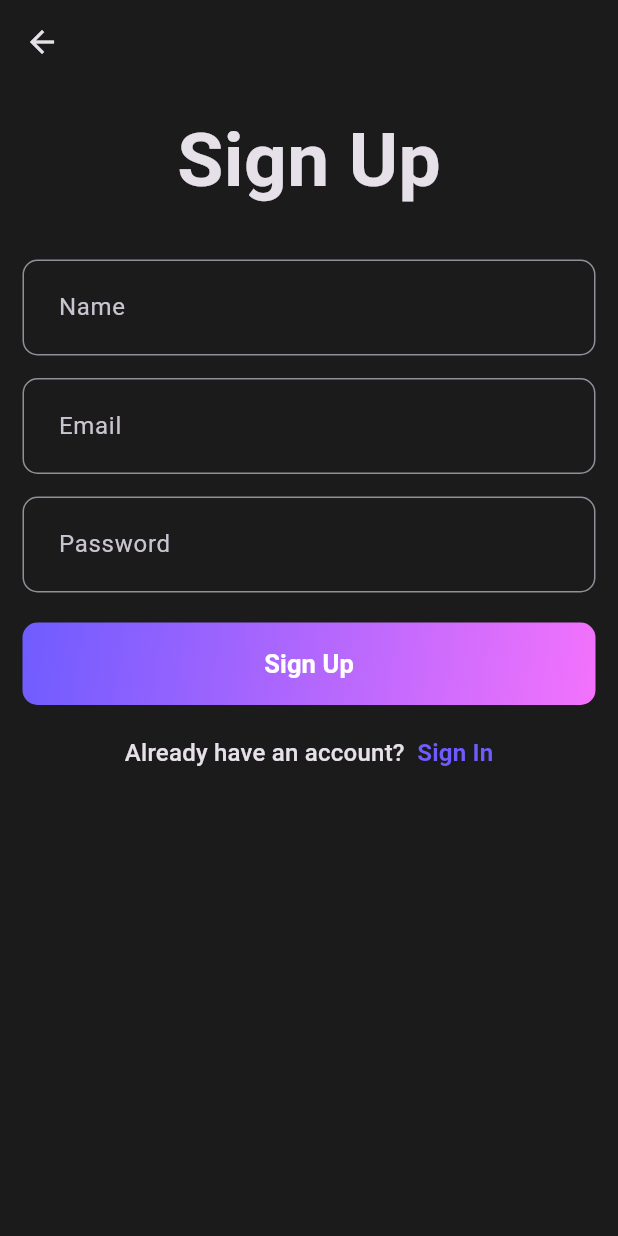
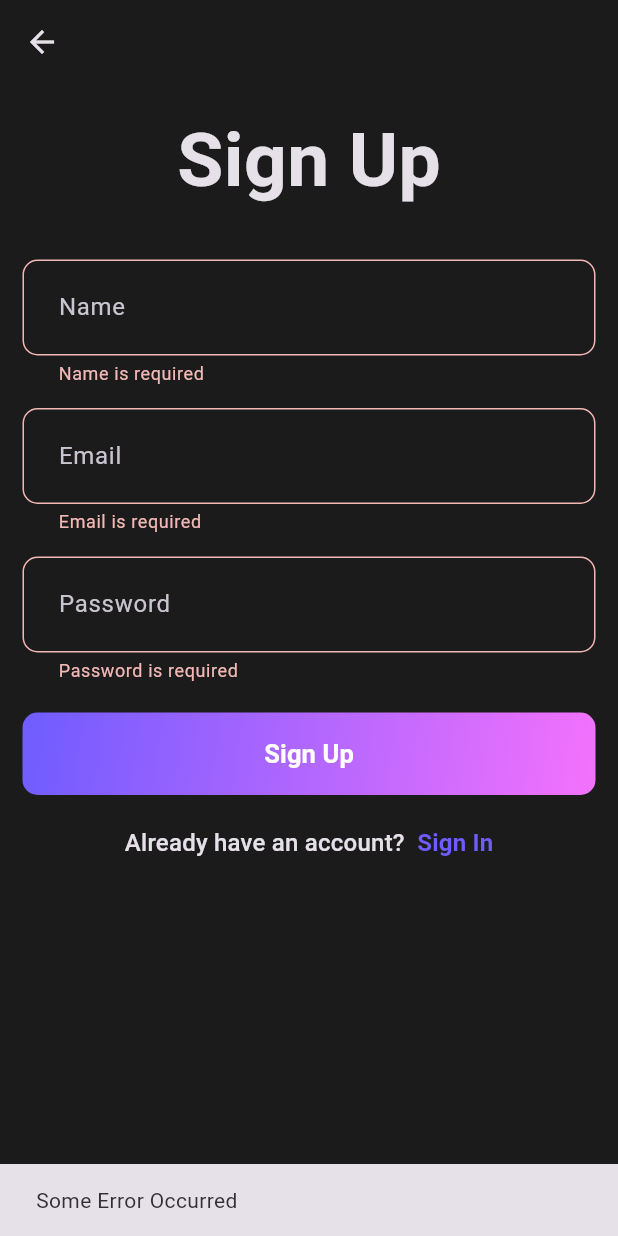
Before and after one commit to qucbs/BlogApp, a Flutter app: the SignUpPage screen opened by its route, after a tap on "Sign Up", on a phone screen of 412 x 824 dp. Run offline on Flutter 3.47's test engine with Material 3 defaults, Android fonts, the phone set to English and light mode, and no system bars; our stand-ins replace flutter_bloc, fpdart, supabase_flutter; accounts and stored records are empty.

Commit message:
Third Commit (Finished with Sign Up)

```diff
--- /dev/null
+++ b/devtools_options.yaml
@@ -0,0 +1,3 @@
+description: This file stores settings for Dart & Flutter DevTools.
+documentation: https://docs.flutter.dev/tools/devtools/extensions#configure-extension-enablement-states
+extensions:
--- a/lib/feature/auth/domain/usecases/user_sign_up.dart
+++ b/lib/feature/auth/domain/usecases/user_sign_up.dart
@@ -1,7 +1,7 @@
 import 'package:blog_app/core/error/failure.dart';
 import 'package:blog_app/core/usercase/usecase.dart';
 import 'package:blog_app/feature/auth/domain/repository/auth_repository.dart';
-import 'package:fpdart/src/either.dart';
+import 'package:fpdart/fpdart.dart';
 
 class UserSignUp implements UseCase<String, UserSignUpParams> {
   final AuthRepository authRepository;
--- a/lib/feature/auth/presentation/pages/sign_in_page.dart
+++ b/lib/feature/auth/presentation/pages/sign_in_page.dart
@@ -46,7 +46,7 @@ class _SignInPageState extends State<SignInPage> {
                   obscureText: true,
                 ),
                 const SizedBox(height: 20),
-                const AuthGradientButton(buttontext: 'Sign In'),
+                 AuthGradientButton(buttontext: 'Sign In', onPressed: () {},),
                 const SizedBox(height: 20),
                 GestureDetector(
                   onTap: () {
--- a/lib/feature/auth/presentation/pages/sign_up_page.dart
+++ b/lib/feature/auth/presentation/pages/sign_up_page.dart
@@ -1,7 +1,9 @@
+import 'package:blog_app/feature/auth/presentation/bloc/auth_bloc.dart';
 import 'package:blog_app/feature/auth/presentation/widgets/auth_feilds.dart';
 import 'package:blog_app/feature/auth/presentation/widgets/auth_gradient_button.dart';
 import 'package:blog_app/routes.dart';
 import 'package:flutter/material.dart';
+import 'package:flutter_bloc/flutter_bloc.dart';
 
 class SignUpPage extends StatefulWidget {
   const SignUpPage({super.key});
@@ -15,14 +17,6 @@ class _SignUpPageState extends State<SignUpPage> {
   final passwordController = TextEditingController();
   final nameController = TextEditingController();
   final _formKey = GlobalKey<FormState>();
-
-  @override
-  void dispose() {
-    emailController.dispose();
-    passwordController.dispose();
-    nameController.dispose();
-    super.dispose();
-  }
 
   @override
   Widget build(BuildContext context) {
@@ -41,9 +35,12 @@ class _SignUpPageState extends State<SignUpPage> {
                   style: TextStyle(fontSize: 50, fontWeight: FontWeight.bold),
                 ),
                 const SizedBox(height: 30),
-                AuthFeilds(hintText: 'Name', controller: nameController),
+                AuthFeilds(hintText: 'Name', controller: nameController,),
                 const SizedBox(height: 15),
-                AuthFeilds(hintText: 'Email', controller: emailController),
+                AuthFeilds(
+                  controller: emailController,
+                  hintText: 'Email',
+                ),
                 const SizedBox(height: 15),
                 AuthFeilds(
                   hintText: 'Password',
@@ -51,7 +48,35 @@ class _SignUpPageState extends State<SignUpPage> {
                   obscureText: true,
                 ),
                 const SizedBox(height: 20),
-                const AuthGradientButton(buttontext: 'Sign Up'),
+                AuthGradientButton(
+                  buttontext: 'Sign Up',
+                  onPressed: () async {
+                    if (_formKey.currentState!.validate()) {
+                      final email = emailController.text.trim();
+                      final password = passwordController.text.trim();
+                      final name = nameController.text.trim();
+
+                      context.read<AuthBloc>().add(
+                        AuthSignup(
+                          email: email,
+                          password: password,
+                          name: name,
+                        ),
+                      );
+                      ScaffoldMessenger.of(context).showSnackBar(
+                        SnackBar(
+                          content: Text(
+                            'Signing Up with $email',
+                          ),
+                        ),
+                      );
+                    } else {
+                      ScaffoldMessenger.of(context).showSnackBar(
+                        const SnackBar(content: Text('Some Error Occurred')),
+                      );
+                    }
+                  },
+                ),
                 const SizedBox(height: 20),
                 GestureDetector(
                   onTap: () {
@@ -82,4 +107,12 @@ class _SignUpPageState extends State<SignUpPage> {
       ),
     );
   }
+
+  @override
+  void dispose() {
+    emailController.dispose();
+    passwordController.dispose();
+    nameController.dispose();
+    super.dispose();
+  }
 }
--- a/lib/feature/auth/presentation/widgets/auth_feilds.dart
+++ b/lib/feature/auth/presentation/widgets/auth_feilds.dart
@@ -14,6 +14,7 @@ class AuthFeilds extends StatelessWidget {
   @override
   Widget build(BuildContext context) {
     return TextFormField(
+      controller: controller,
       decoration: InputDecoration(hintText: hintText),
       validator: (value) {
         if (value!.isEmpty) {
--- a/lib/feature/auth/presentation/widgets/auth_gradient_button.dart
+++ b/lib/feature/auth/presentation/widgets/auth_gradient_button.dart
@@ -1,8 +1,9 @@
 import 'package:flutter/material.dart';
 
 class AuthGradientButton extends StatelessWidget {
+  final VoidCallback onPressed;
   final String buttontext;
-  const AuthGradientButton({super.key , required this.buttontext});
+  const AuthGradientButton({super.key, required this.buttontext , required this.onPressed});
 
   @override
   Widget build(BuildContext context) {
@@ -19,7 +20,7 @@ class AuthGradientButton extends StatelessWidget {
         borderRadius: BorderRadius.circular(10),
       ),
       child: ElevatedButton(
-        onPressed: () {},
+        onPressed: onPressed,
         style: ElevatedButton.styleFrom(
           backgroundColor: Colors.transparent,
           shadowColor: Colors.transparent,
@@ -28,7 +29,8 @@ class AuthGradientButton extends StatelessWidget {
             borderRadius: BorderRadius.circular(10),
           ),
         ),
-        child: Text(buttontext,
+        child: Text(
+          buttontext,
           style: TextStyle(
             fontSize: 17,
             fontWeight: FontWeight.w600,
--- a/pubspec.yaml
+++ b/pubspec.yaml
@@ -37,6 +37,7 @@ dependencies:
   fpdart: ^1.1.1
   supabase_flutter: ^2.8.4
   flutter_bloc: ^9.1.0
+  get_it: ^8.0.3
 
 dev_dependencies:
   flutter_test:
```
Also changed, not shown: lib/main.dart (+25 -1 lines), pubspec.lock.
